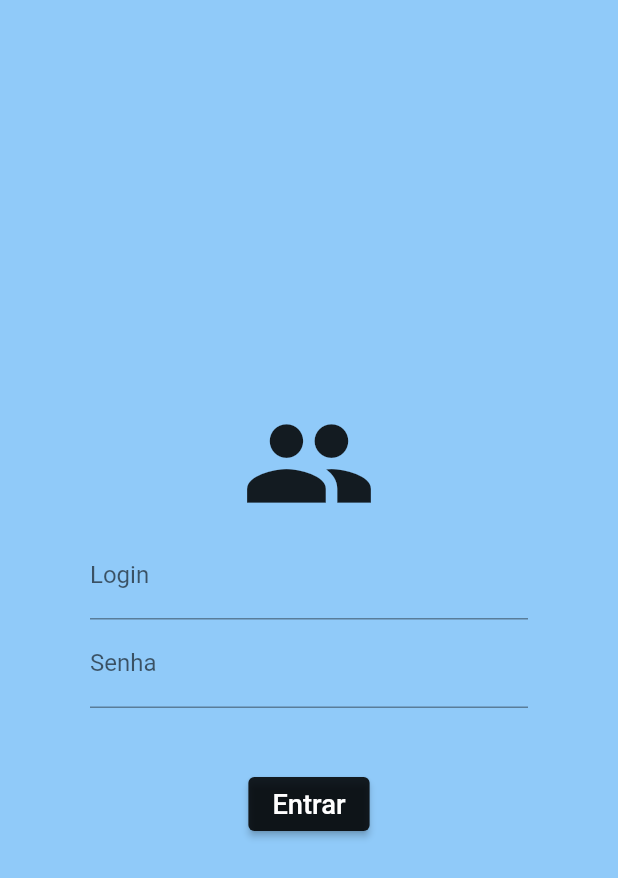
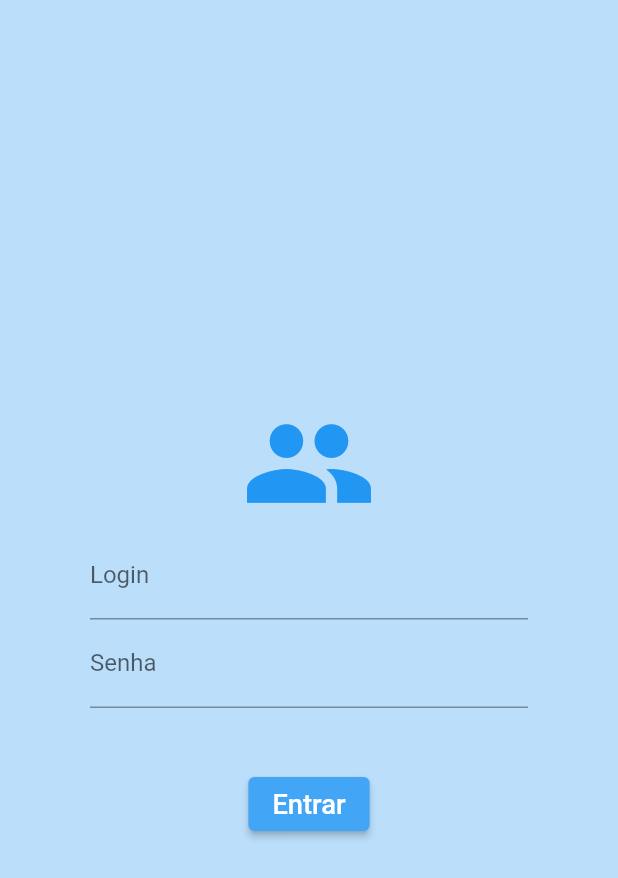
Before and after one commit to e-medeiros1/login_page, a Flutter app: the screen it shows after launch, after a tap on "Entrar", on a phone screen of 412 x 824 dp. Shown: the top 878 px of the screen. Run offline on Flutter 3.47's test engine with Material 2 defaults, Android fonts, the phone set to English and light mode, and no system bars.

Commit message:
Sexto_app

```diff
--- /dev/null
+++ b/lib/controllers/login_controller.dart
@@ -0,0 +1,15 @@
+// ignore_for_file: unused_field, non_constant_identifier_names
+
+class LoginController {
+  String? _login;
+  SetLogin(String value) => _login = value;
+
+  String? _senha;
+  SetSenha(String value) => _senha = value;
+
+  Future<bool> auth() async {
+    await Future.delayed(Duration(seconds: 2));
+    print('Login: $_login, Senha: $_senha');
+    return false;
+  }
+}
--- a/lib/main.dart
+++ b/lib/main.dart
@@ -15,6 +15,7 @@ class MyApp extends StatelessWidget {
   @override
   Widget build(BuildContext context) {
     return MaterialApp(
+      title: 'Login',
       debugShowCheckedModeBanner: false,
       darkTheme: ThemeData.dark(),
       initialRoute: '/LoginPage',
--- a/lib/pages/login_page.dart
+++ b/lib/pages/login_page.dart
@@ -1,13 +1,17 @@
 // ignore_for_file: prefer_const_constructors, avoid_unnecessary_containers, prefer_const_literals_to_create_immutables
 import 'package:flutter/material.dart';
+import 'package:login/controllers/login_controller.dart';
 
 class LoginPage extends StatelessWidget {
-  const LoginPage({Key? key}) : super(key: key);
+  //Administrando o LoginController
+  LoginController _controller = LoginController();
+
+  LoginPage({Key? key}) : super(key: key);
 
   @override
   Widget build(BuildContext context) {
     return Scaffold(
-      backgroundColor: Colors.blue[200],
+      backgroundColor: Colors.blue[100],
       body: Container(
         padding: EdgeInsets.all(60),
         child: SizedBox(
@@ -18,25 +22,31 @@ class LoginPage extends StatelessWidget {
               Icon(
                 Icons.people,
                 size: 90,
+                color: Colors.blue,
               ),
               TextField(
                 decoration: InputDecoration(
                     label: Text('Login'), hintText: 'example@email.com'),
+                onChanged: _controller.SetLogin,
               ),
               TextField(
                 decoration: InputDecoration(
                   label: Text('Senha'),
                 ),
                 obscureText: true,
+                onChanged: _controller.SetSenha,
               ),
               SizedBox(
                 height: 40,
               ),
               ElevatedButton(
-                onPressed: () {},
+                onPressed: () {
+                  _controller.auth();
+                },
                 child: Text('Entrar', textScaleFactor: 1.3),
                 style: ButtonStyle(
-                    backgroundColor: MaterialStateProperty.all(Colors.black87)),
+                    backgroundColor:
+                        MaterialStateProperty.all(Colors.blue[400])),
               )
             ],
           ),
```
Also changed, not shown: lib/pages/splash_page.dart (+9 -6 lines).
